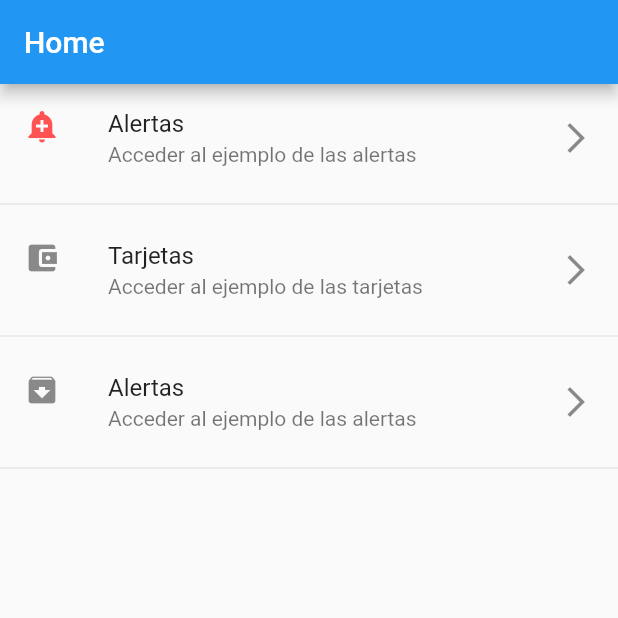
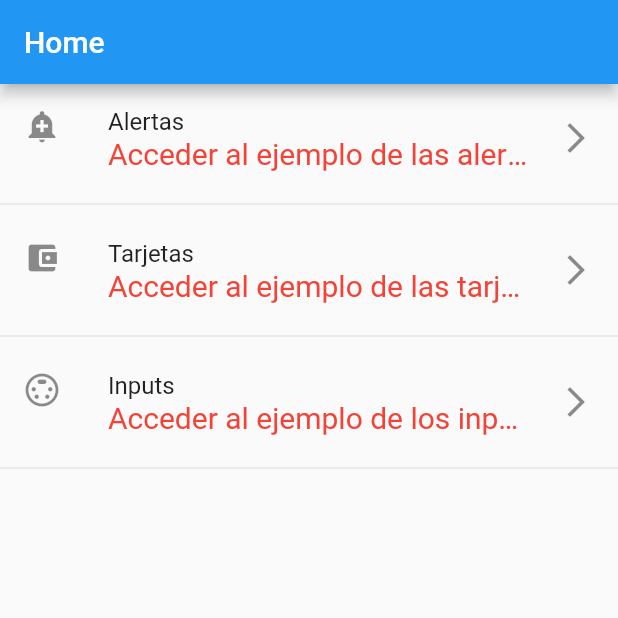
Before and after one commit to PabloLema/seminario_02, a Flutter app: the screen it shows after launch, on a phone screen of 412 x 824 dp, the top half of it. Run offline on Flutter 3.47's test engine with Material 2 defaults, Android fonts, the phone set to English and light mode, and no system bars.

Commit message:
secod commit

```diff
--- a/lib/main.dart
+++ b/lib/main.dart
@@ -1,5 +1,6 @@
 import 'package:flutter/material.dart';
 import 'package:seminario_02/src/pages/home.dart';
+import 'package:seminario_02/src/routes/routes.dart';
 
 void main() => runApp(MyApp());
 
@@ -9,6 +10,7 @@ class MyApp extends StatelessWidget {
     return MaterialApp(
         debugShowCheckedModeBanner: false,
         title: 'Seminario 02',
-        home: HomePage());
+        routes: getApplicationRoutes(),
+        initialRoute: 'home');
   }
 }
--- a/lib/src/pages/home.dart
+++ b/lib/src/pages/home.dart
@@ -10,34 +10,36 @@ class HomePage extends StatefulWidget {
 class _HomePageState extends State<HomePage> {
   @override
   Widget build(BuildContext context) {
-    return Scaffold(
-      appBar: AppBar(title: Text('Home')),
-      body: ListView(
+    return Scaffold(appBar: AppBar(title: Text('Home')), body: _menuItems());
+  }
+
+  Widget _menuItems() {
+    return ListView(
       physics: BouncingScrollPhysics(),
       children: <Widget>[
-          ListTile(
-              title: Text('Alertas'),
-              subtitle: Text('Acceder al ejemplo de las alertas'),
-              leading: Icon(
-                Icons.add_alert,
-                color: Colors.redAccent[200],
-              ),
-              trailing: Icon(Icons.arrow_forward_ios)),
+        _menuItem(Icon(Icons.add_alert), 'Alertas',
+            'Acceder al ejemplo de las alertas', 'alerts'),
         Divider(),
-          ListTile(
-              title: Text('Tarjetas'),
-              subtitle: Text('Acceder al ejemplo de las tarjetas'),
-              leading: Icon(Icons.account_balance_wallet),
-              trailing: Icon(Icons.arrow_forward_ios)),
+        _menuItem(Icon(Icons.account_balance_wallet), 'Tarjetas',
+            'Acceder al ejemplo de las tarjetas', 'cards'),
         Divider(),
-          ListTile(
-              title: Text('Alertas'),
-              subtitle: Text('Acceder al ejemplo de las alertas'),
-              leading: Icon(Icons.archive),
-              trailing: Icon(Icons.arrow_forward_ios)),
+        _menuItem(Icon(Icons.settings_input_svideo), 'Inputs',
+            'Acceder al ejemplo de los inputs', 'inputs'),
         Divider(),
       ],
-      ),
+    );
+  }
+
+  Widget _menuItem(Icon icon, String title, String subtitle, String route) {
+    return ListTile(
+      title: Text(title),
+      subtitle: Text(subtitle,
+          overflow: TextOverflow.ellipsis,
+          maxLines: 1,
+          style: TextStyle(color: Colors.red, fontSize: 20)),
+      leading: icon,
+      trailing: Icon(Icons.arrow_forward_ios),
+      onTap: () => Navigator.pushNamed(context, route),
     );
   }
 }
--- /dev/null
+++ b/lib/src/routes/routes.dart
@@ -0,0 +1,14 @@
+import 'package:flutter/material.dart';
+import 'package:seminario_02/src/pages/alerts.dart';
+import 'package:seminario_02/src/pages/cards.dart';
+import 'package:seminario_02/src/pages/home.dart';
+import 'package:seminario_02/src/pages/inputs.dart';
+
+Map<String, WidgetBuilder> getApplicationRoutes() {
+  return <String, WidgetBuilder>{
+    'home': (BuildContext context) => HomePage(),
+    'cards': (BuildContext context) => CardsPage(),
+    'alerts': (BuildContext context) => AlertsPage(),
+    'inputs': (BuildContext context) => InputsPage(),
+  };
+}
--- a/pubspec.yaml
+++ b/pubspec.yaml
@@ -45,8 +45,8 @@ flutter:
   uses-material-design: true
 
   # To add assets to your application, add an assets section, like this:
-  # assets:
-  #   - images/a_dot_burr.jpeg
+  assets:
+    - assets/
   #   - images/a_dot_ham.jpeg
 
   # An image asset can refer to one or more resolution-specific "variants", see
```
Also changed, not shown: lib/src/pages/cards.dart (+50 -1 lines), lib/src/pages/inputs.dart (added, +17 -0 lines), assets/loading-animation.gif (added), assets/not-found.png (added). Lines whose indentation alone changed are shown as unchanged.
